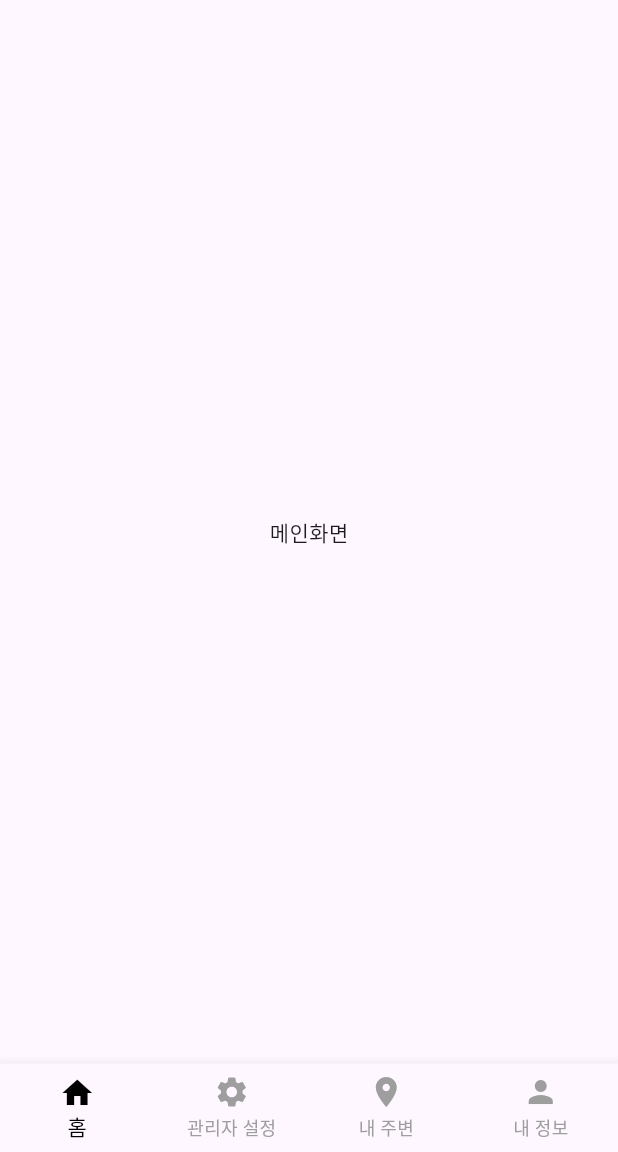
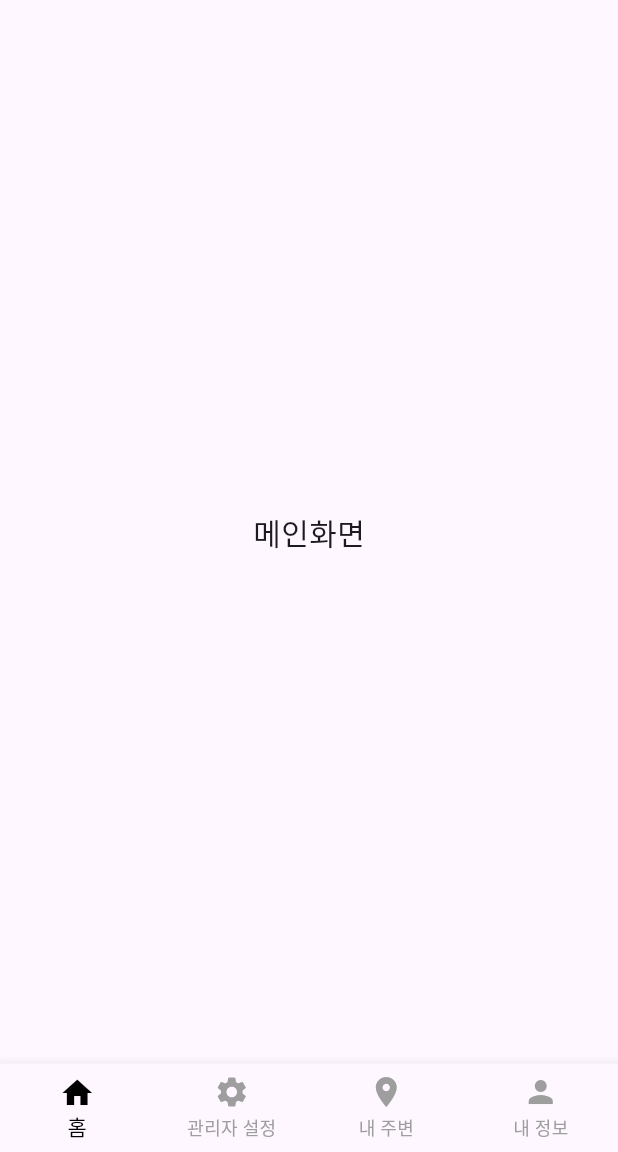
Before and after one commit to kps9190/opensourcesoftware, a Flutter app: the screen it shows after launch, on a phone screen of 412 x 824 dp, the part 84-1236 px from its top. Run offline on Flutter 3.47's test engine with Material 3 defaults, Android fonts, the light colour scheme and no system bars; our stand-ins replace flutter_native_splash; statements that could not run were skipped.

Commit message:
11월 11일 13시 40분

```diff
--- a/lib/main.dart
+++ b/lib/main.dart
@@ -22,7 +22,7 @@
   }
 
   Future<void> _initializeApp() async {
-    await Future.delayed(const Duration(seconds: 3)); // 로딩 대체
+    await Future.delayed(const Duration(seconds: 3)); // 로딩 대체용
     FlutterNativeSplash.remove(); // 스플래시 제거
   }
 
@@ -39,26 +39,22 @@
   }
 }
 
-class MyHomePage extends StatefulWidget {
+class MyHomePage extends StatelessWidget {
   const MyHomePage({super.key, required this.title});
   final String title;
-
-  @override
-  State<MyHomePage> createState() => _MyHomePageState();
-}
-
-class _MyHomePageState extends State<MyHomePage> {
-  int _currentIndex = 0;
 
   @override
   Widget build(BuildContext context) {
     return Scaffold(
       appBar: AppBar(
         backgroundColor: Theme.of(context).colorScheme.inversePrimary,
-        title: Text(widget.title),
+        title: Text(title),
       ),
       body: const Center(
-        child: Text('메인화면'),
+        child: Text(
+          '메인화면',
+          style: TextStyle(fontSize: 20),
+        ),
       ),
       bottomNavigationBar: BottomNavigationBar(
         type: BottomNavigationBarType.fixed,
@@ -66,18 +62,24 @@
         showUnselectedLabels: true,
         selectedItemColor: Colors.black,
         unselectedItemColor: Colors.grey,
-        items: const [
-          BottomNavigationBarItem(icon: Icon(Icons.home), label: '홈'),
-          BottomNavigationBarItem(icon: Icon(Icons.settings), label: '관리자 설정'),
-          BottomNavigationBarItem(icon: Icon(Icons.place), label: '내 주변'),
-          BottomNavigationBarItem(icon: Icon(Icons.person), label: '내 정보'),
+        items: [
+          BottomNavigationBarItem(
+            icon: Icon(Icons.home),
+            label: '홈',
+          ),
+          BottomNavigationBarItem(
+            icon: Icon(Icons.settings),
+            label: '관리자 설정',
+          ),
+          BottomNavigationBarItem(
+            icon: Icon(Icons.place),
+            label: '내 주변',
+          ),
+          BottomNavigationBarItem(
+            icon: Icon(Icons.person),
+            label: '내 정보',
+          ),
         ],
-        currentIndex: _currentIndex,
-        onTap: (index) {
-          setState(() {
-            _currentIndex = index;
-          });
-        },
       ),
     );
   }
--- a/pubspec.yaml
+++ b/pubspec.yaml
@@ -29,7 +29,10 @@
     - assets/jsons/
 
 flutter_native_splash:
+  background_image: assets/images/splash/splash_background.jpg
+  image: assets/images/login_symbol_big.png
+  fullscreen: true
+
   android_12:
     color: "#ffffff"
     image: assets/images/login_symbol_big.png
-    icon_background_color: "#000000"
```
Also changed, not shown: 6 other files.
